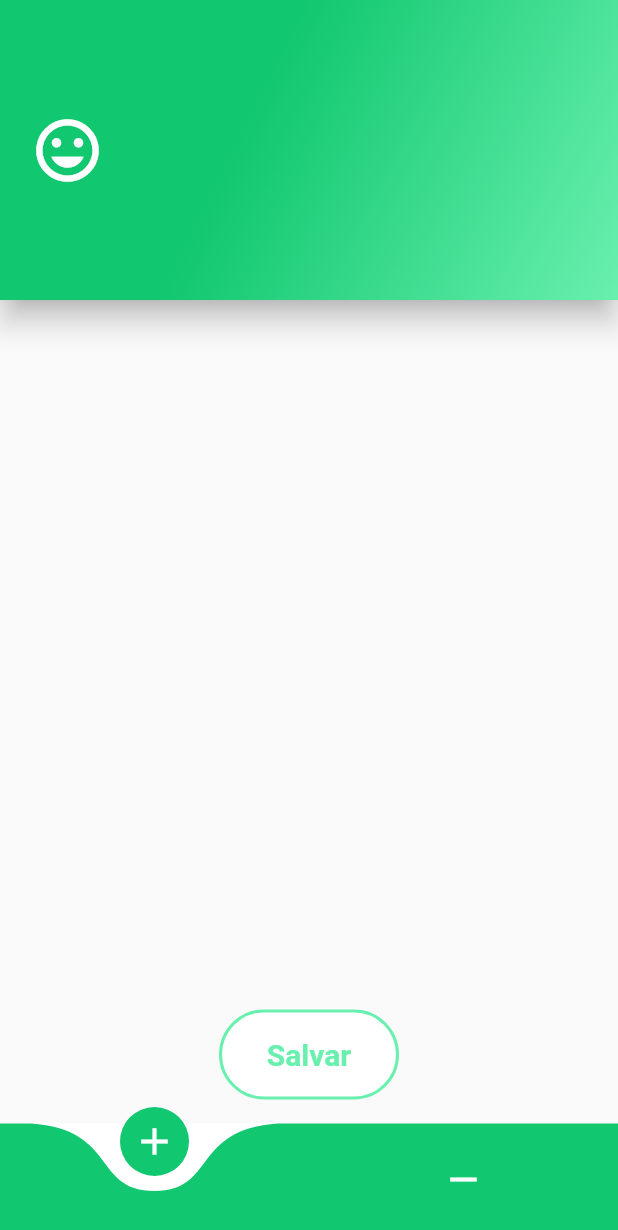
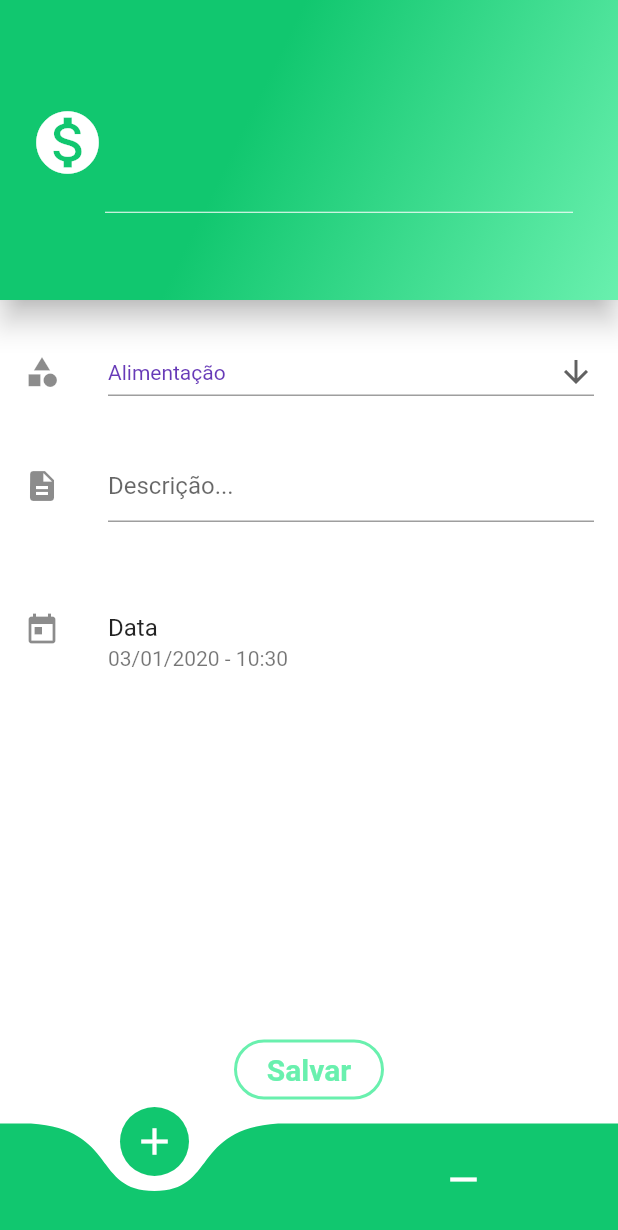
Before and after one commit to heycristhian/flutter-seucontrolefinanceiro, a Flutter app: the InsertMoney screen opened directly, on a phone screen of 412 x 824 dp. Shown: the top 1230 px of the screen. Run offline on Flutter 3.47's test engine with Material 2 defaults, Android fonts, the phone set to English and light mode, and no system bars; drawn by our look-alikes of curved_navigation_bar; our stand-ins replace date_format; network calls fail.

Commit message:
Finalizando tela de inserção

```diff
--- a/Projeto V2/dz_finance/lib/ui/componentes.dart
+++ b/Projeto V2/dz_finance/lib/ui/componentes.dart
@@ -7,8 +7,8 @@ class FloatButton extends StatelessWidget {
       child: InkWell(
         onTap: () {},
         child: Container(
-          width: 120,
-          height: 60,
+          width: 100,
+          height: 40,
           decoration: BoxDecoration(
             color: Colors.white,
             borderRadius: BorderRadius.circular(40),
--- a/Projeto V2/dz_finance/lib/ui/insertMoney.dart
+++ b/Projeto V2/dz_finance/lib/ui/insertMoney.dart
@@ -1,4 +1,5 @@
 import 'package:curved_navigation_bar/curved_navigation_bar.dart';
+import 'package:date_format/date_format.dart';
 import 'package:dz_finance/ui/componentes.dart';
 import 'package:flutter/material.dart';
 
@@ -8,7 +9,7 @@ class InsertMoney extends StatefulWidget {
 }
 
 class _InsertMoneyState extends State<InsertMoney> {
-  static const menuCategoria = <String>[
+  var menuCategoria = [
     'Alimentação',
     'Bar/Restaurante',
     'Educação',
@@ -16,9 +17,23 @@ class _InsertMoneyState extends State<InsertMoney> {
     'Supermercado'
   ];
 
-  Icon icon = Icon(Icons.mood, size: 50, color: Colors.white);
+  var categoriaSelecionada = 'Alimentação';
+
+  Icon icon = Icon(Icons.monetization_on, size: 50, color: Colors.white);
   Color color1 = Color.fromRGBO(17, 199, 111, 1);
   Color color2 = Colors.greenAccent;
+
+  String retornaData() {
+    var date = formatDate(
+            DateTime(
+                DateTime.now().year, DateTime.now().month, DateTime.now().day),
+            [dd, '/', mm, '/', yyyy]) +
+        ' - ' +
+        DateTime.now().hour.toString() +
+        ':' +
+        DateTime.now().minute.toString();
+    return date;
+  }
 
   Widget _containerRendaDespesa(Icon icon, Color color1, Color color2) {
     return Container(
@@ -37,7 +52,11 @@ class _InsertMoneyState extends State<InsertMoney> {
                       end: Alignment.bottomRight,
                       stops: [0.4, 1],
                       colors: [color1, color2])),
-              child: Center(
+              child: Column(
+                mainAxisAlignment: MainAxisAlignment.center,
+                crossAxisAlignment: CrossAxisAlignment.center,
+                children: <Widget>[
+                  Center(
                     child: Padding(
                       padding: const EdgeInsets.symmetric(horizontal: 20.0),
                       child: TextField(
@@ -49,14 +68,68 @@ class _InsertMoneyState extends State<InsertMoney> {
                         keyboardType: TextInputType.number,
                         decoration: InputDecoration(
                           prefixIcon: icon,
-                      //labelText: "Teste",
                           border: InputBorder.none,
                         ),
                       ),
                     ),
                   ),
+                  Padding(
+                    padding: const EdgeInsets.only(left: 70, right: 30),
+                    child: Divider(
+                      color: Colors.white,
+                      height: 10,
+                    ),
+                  )
+                ],
               ),
             ),
+          ),
+          SizedBox(
+            height: 20,
+          ),
+          ListTile(
+            leading: const Icon(Icons.category),
+            title: DropdownButton<String>(
+              value: categoriaSelecionada,
+              icon: Icon(Icons.arrow_downward),
+              iconSize: 24,
+              elevation: 16,
+              style: TextStyle(color: Colors.deepPurple),
+              underline: Container(
+                height: 1,
+                color: Colors.grey,
+              ),
+              isExpanded: true,
+              items: menuCategoria.map((String dropdownStringItem) {
+                return DropdownMenuItem(
+                  value: dropdownStringItem,
+                  child: Text(dropdownStringItem),
+                );
+              }).toList(),
+              onChanged: (String newValue) {
+                setState(() {
+                  this.categoriaSelecionada = newValue;
+                });
+              },
+            ),
+          ),
+          SizedBox(height: 20),
+          ListTile(
+            leading: const Icon(Icons.description),
+            title: TextField(
+              decoration: InputDecoration(
+                hintText: "Descrição...",
+              ),
+            ),
+          ),
+          SizedBox(
+            height: 40,
+          ),
+          ListTile(
+            leading: const Icon(Icons.today),
+            title: const Text('Data'),
+            subtitle: Text(retornaData()),
+          )
         ],
       ),
     );
@@ -66,6 +139,7 @@ class _InsertMoneyState extends State<InsertMoney> {
   Widget build(BuildContext context) {
     return Material(
       child: Scaffold(
+        backgroundColor: Colors.white,
         bottomNavigationBar: CurvedNavigationBar(
           backgroundColor: Colors.white,
           color: color1,
@@ -79,12 +153,11 @@ class _InsertMoneyState extends State<InsertMoney> {
           ],
           onTap: (index) {
             setState(() {
+              icon = Icon(Icons.monetization_on, size: 50, color: Colors.white);
               if (index == 0) {
-                icon = Icon(Icons.mood, size: 50, color: Colors.white);
                 color1 = Color.fromRGBO(17, 199, 111, 1);
                 color2 = Colors.greenAccent;
               } else {
-                icon = Icon(Icons.error, size: 50, color: Colors.white);
                 color1 = Colors.red;
                 color2 = Colors.redAccent;
               }
--- a/Projeto V2/dz_finance/pubspec.yaml
+++ b/Projeto V2/dz_finance/pubspec.yaml
@@ -27,6 +27,8 @@ dependencies:
   # Use with the CupertinoIcons class for iOS style icons.
   cupertino_icons: ^0.1.2
   curved_navigation_bar: ^0.3.1
+  calendar_strip: ^1.0.4
+  date_format: ^1.0.4
 
 dev_dependencies:
   flutter_test:
```
Also changed, not shown: Projeto V2/dz_finance/lib/ui/about.dart (+29 -12 lines), Projeto V2/dz_finance/pubspec.lock. Lines whose indentation alone changed are shown as unchanged.
